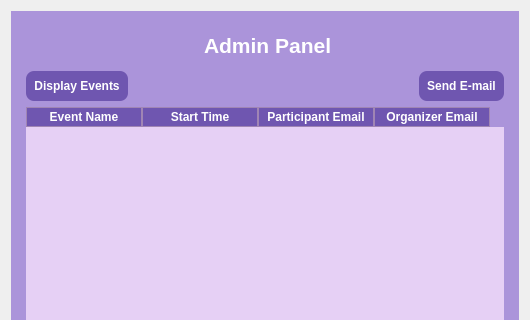
KursaDSc/Python-Module-Week7, file ui/admin_panel.ui: the form before one commit; both pictures show x 0 to 530 and y 0 to 320 of the 530 by 480 pixel window.
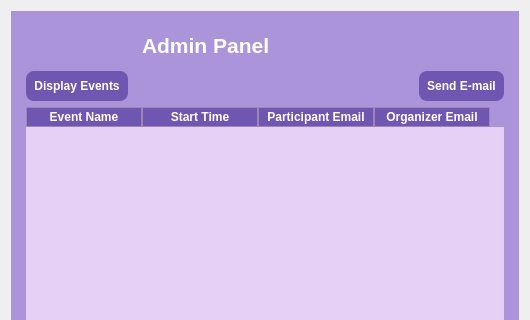
The form after the commit. Icons and pictures are not drawn.

Diff of the .ui file:
```diff
--- a/ui/admin_panel.ui
+++ b/ui/admin_panel.ui
@@ -78,7 +78,7 @@
           </property>
          </widget>
         </item>
-        <item alignment="Qt::AlignmentFlag::AlignHCenter">
+        <item>
          <widget class="QLabel" name="titleLabel">
           <property name="font">
            <font>
```
Left out of the diff: 12 changed lines with no effect on the pictures.
